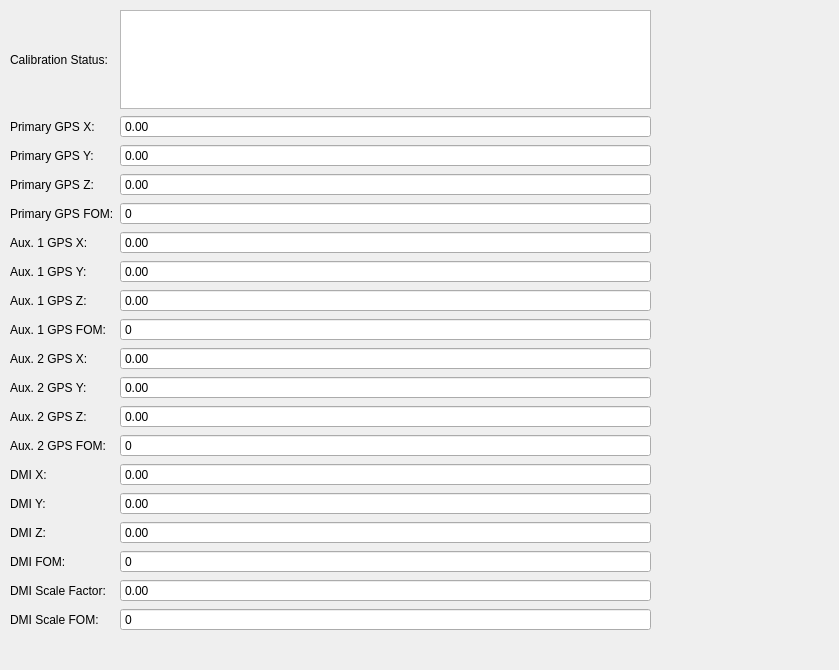
Old version of the form src/lib/visualization/CalibrationControl.ui in the repository jmaye/libposlv.
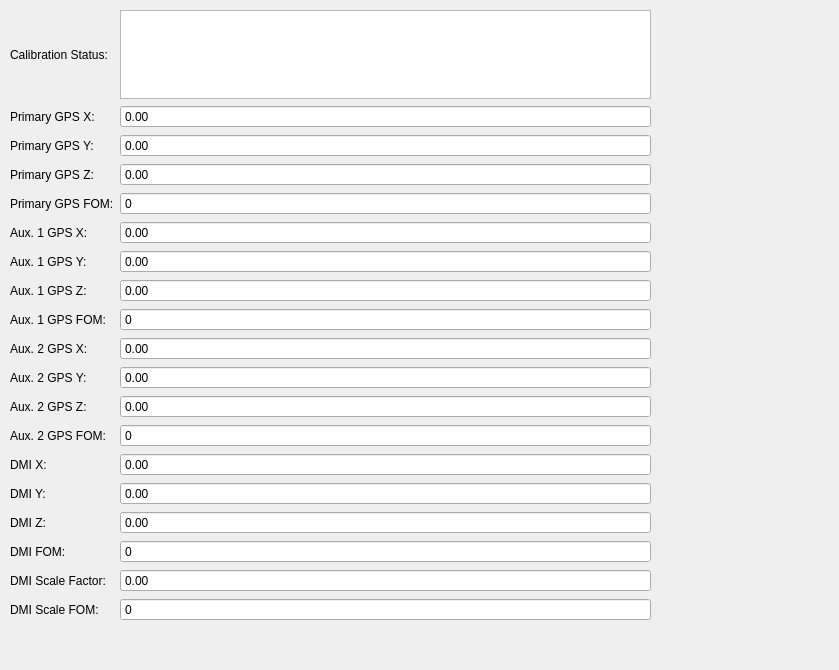
New version of the form.

What changed in the file:
```diff
--- a/src/lib/visualization/CalibrationControl.ui
+++ b/src/lib/visualization/CalibrationControl.ui
@@ -19,7 +19,7 @@
      <x>10</x>
      <y>10</y>
      <width>641</width>
-     <height>621</height>
+     <height>611</height>
     </rect>
    </property>
    <layout class="QGridLayout" name="calibrationLayout">
```
